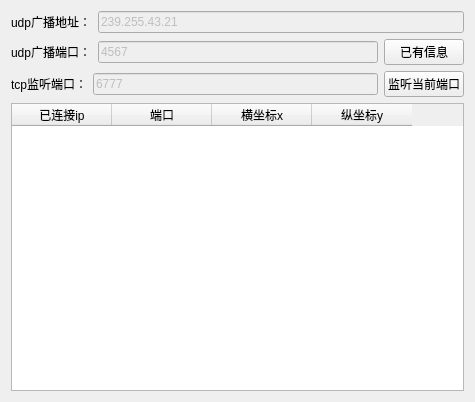
First picture: the form in server.ui, repository VictorySong/ls, before the edit.
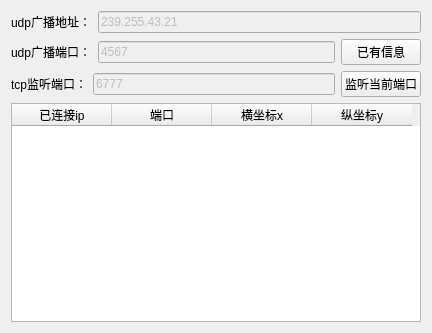
Second picture: the form after the edit.

```diff
--- a/server.ui
+++ b/server.ui
@@ -6,8 +6,8 @@
    <rect>
     <x>0</x>
     <y>0</y>
-    <width>475</width>
-    <height>402</height>
+    <width>432</width>
+    <height>333</height>
    </rect>
   </property>
   <property name="windowTitle">
```
